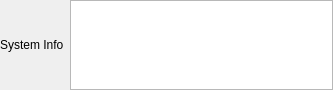
Before: the Qt Designer form RFIDMonitorDeskApp/gui/systemmessageswidget.ui in CELTAB/rfidmonitor, drawn with Qt 5.
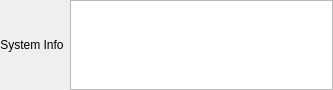
After: the same form once the commit is applied.

The edit to the form file:
```diff
--- a/RFIDMonitorDeskApp/gui/systemmessageswidget.ui
+++ b/RFIDMonitorDeskApp/gui/systemmessageswidget.ui
@@ -36,9 +36,21 @@
     <layout class="QHBoxLayout" name="horizontalLayout">
      <item>
       <widget class="QLabel" name="label">
+       <property name="sizePolicy">
+        <sizepolicy hsizetype="Minimum" vsizetype="Preferred">
+         <horstretch>0</horstretch>
+         <verstretch>0</verstretch>
+        </sizepolicy>
+       </property>
        <property name="text">
         <string>System Info</string>
        </property>
+       <property name="alignment">
+        <set>Qt::AlignCenter</set>
+       </property>
+       <property name="wordWrap">
+        <bool>true</bool>
+       </property>
       </widget>
      </item>
      <item>
```
Left out of the diff: 6 changed lines with no effect on the pictures.
